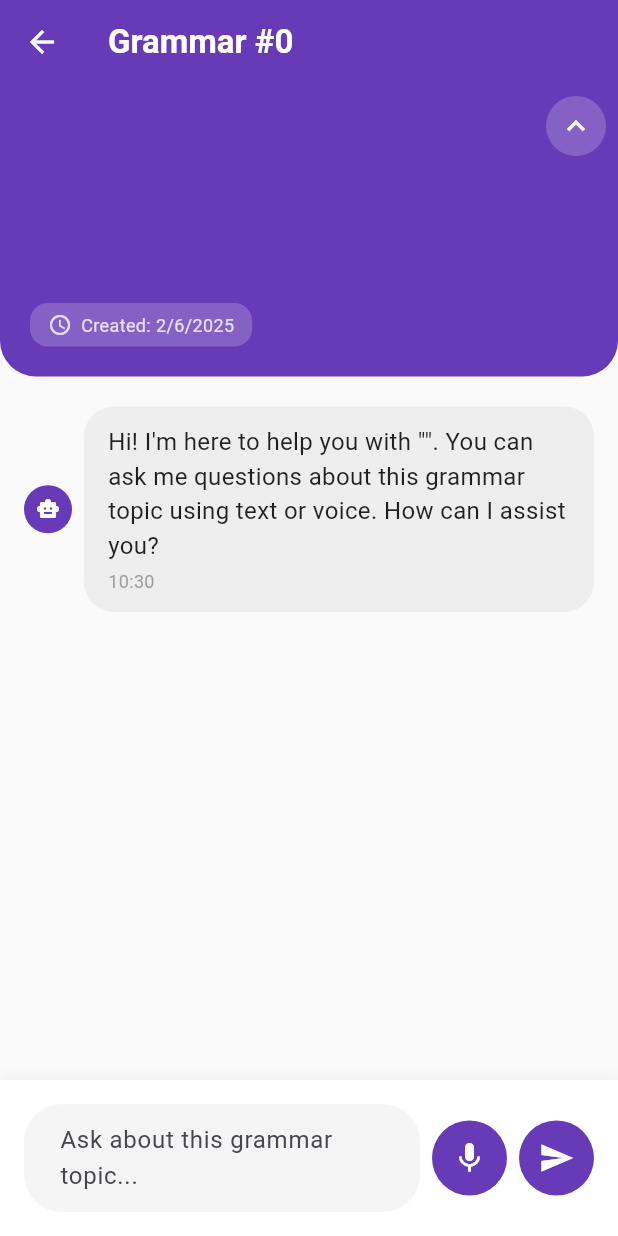
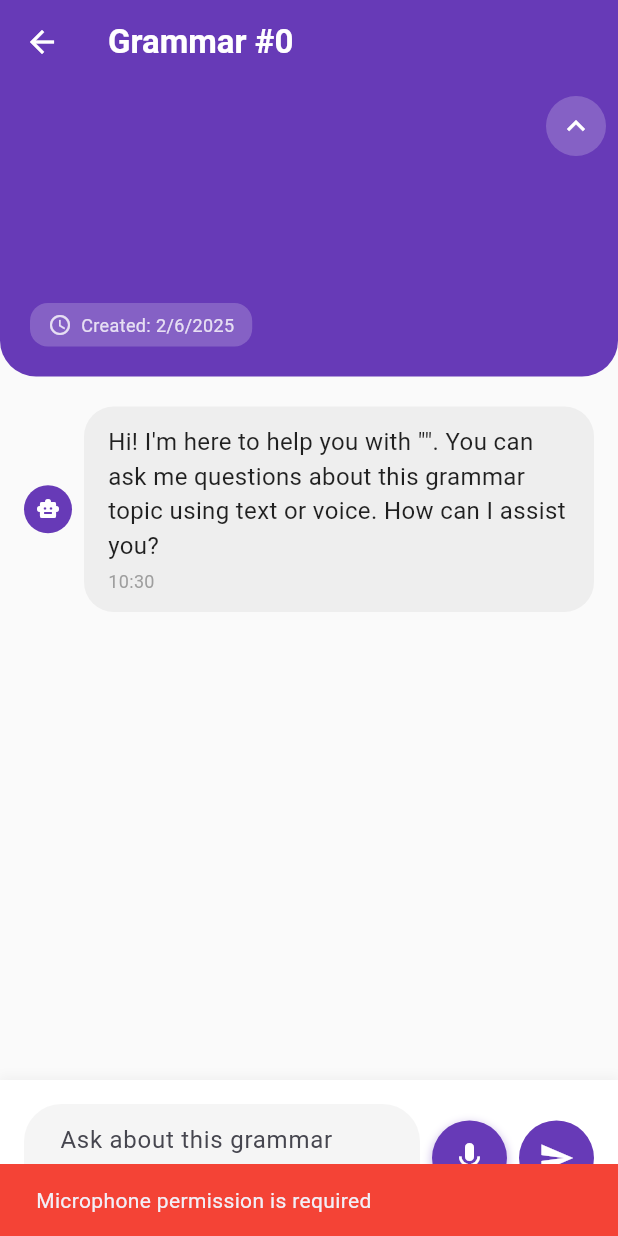
Before and after one commit to ghorbani-mohammad/Flutter-English-AI-Assistant, a Flutter app: the GrammarDetailPage screen opened directly with empty values, after a tap on the "mic" icon, on a phone screen of 412 x 824 dp. Run offline on Flutter 3.47's test engine with Material 3 defaults, Android fonts, the phone set to English and light mode, and no system bars; our stand-ins replace permission_handler; missing offline and left inert: audio_waveforms.

Commit message:
feat: update dependencies and integrate audio waveforms for recording in grammar detail page

```diff
--- a/lib/constants.dart
+++ b/lib/constants.dart
@@ -1,5 +1,5 @@
 class AppConstants {
-  static const String appVersion = "v1.2.0";
+  static const String appVersion = "v1.3.3";
   static const String appName = "English AI Assistant";
 
   // Full app name with version
--- a/lib/pages/grammar_detail_page.dart
+++ b/lib/pages/grammar_detail_page.dart
@@ -1,5 +1,5 @@
 import 'package:flutter/material.dart';
-import 'package:record/record.dart';
+import 'package:audio_waveforms/audio_waveforms.dart';
 import 'package:permission_handler/permission_handler.dart';
 import 'package:path_provider/path_provider.dart';
 import 'package:web_socket_channel/web_socket_channel.dart';
@@ -24,9 +24,11 @@ class GrammarDetailPage extends StatefulWidget {
 
 class _GrammarDetailPageState extends State<GrammarDetailPage> {
   final TextEditingController _textController = TextEditingController();
-  final AudioRecorder _audioRecorder = AudioRecorder();
   final ScrollController _scrollController = ScrollController();
   final ScrollController _grammarScrollController = ScrollController();
+
+  // Audio waveforms controller
+  final RecorderController _recorderController = RecorderController();
 
   bool _isRecording = false;
   bool _isLoading = false;
@@ -36,15 +38,12 @@ class _GrammarDetailPageState extends State<GrammarDetailPage> {
   bool _isGrammarScrollable = false;
   bool _isGrammarExpanded = true;
 
-  // Recording duration tracking
-  Timer? _recordingTimer;
-  int _recordingDuration = 0; // in seconds
-
   @override
   void initState() {
     super.initState();
     _addSystemMessage();
     _checkGrammarScrollable();
+    _initializeRecorder();
   }
 
   @override
@@ -52,9 +51,8 @@ class _GrammarDetailPageState extends State<GrammarDetailPage> {
     _textController.dispose();
     _scrollController.dispose();
     _grammarScrollController.dispose();
-    _audioRecorder.dispose();
+    _recorderController.dispose();
     _webSocketChannel?.sink.close();
-    _recordingTimer?.cancel();
     super.dispose();
   }
 
@@ -75,39 +73,29 @@ class _GrammarDetailPageState extends State<GrammarDetailPage> {
     });
   }
 
-  Future<void> _requestPermissions() async {
-    await Permission.microphone.request();
+  Future<void> _initializeRecorder() async {
+    await _recorderController.checkPermission();
   }
 
   Future<void> _startRecording() async {
     try {
-      await _requestPermissions();
+      if (_recorderController.hasPermission) {
+        final directory = await getTemporaryDirectory();
+        final path = '${directory.path}/audio_${DateTime.now().millisecondsSinceEpoch}.m4a';
 
-      if (await _audioRecorder.hasPermission()) {
-        final directory = await getTemporaryDirectory();
-        final path = '${directory.path}/audio_${DateTime.now().millisecondsSinceEpoch}.wav';
-
-        await _audioRecorder.start(
-          const RecordConfig(
-            encoder: AudioEncoder.wav,
-            sampleRate: 16000,
-            bitRate: 128000,
-          ),
-          path: path,
-        );
+        await _recorderController.record(path: path);
 
         setState(() {
           _isRecording = true;
           _recordingPath = path;
-          _recordingDuration = 0;
         });
-
-        // Start the timer to track recording duration
-        _recordingTimer = Timer.periodic(const Duration(seconds: 1), (timer) {
-          setState(() {
-            _recordingDuration++;
-          });
-        });
+      } else {
+        await _recorderController.checkPermission();
+        if (_recorderController.hasPermission) {
+          await _startRecording();
+        } else {
+          _showErrorSnackBar('Microphone permission is required');
+        }
       }
     } catch (e) {
       _showErrorSnackBar('Failed to start recording: $e');
@@ -116,16 +104,14 @@ class _GrammarDetailPageState extends State<GrammarDetailPage> {
 
   Future<void> _stopRecording() async {
     try {
-      await _audioRecorder.stop();
-      _recordingTimer?.cancel();
+      final path = await _recorderController.stop();
 
       setState(() {
         _isRecording = false;
-        _recordingDuration = 0;
       });
 
-      if (_recordingPath != null) {
-        await _sendVoiceMessage(_recordingPath!);
+      if (path != null) {
+        await _sendVoiceMessage(path);
       }
     } catch (e) {
       _showErrorSnackBar('Failed to stop recording: $e');
@@ -384,12 +370,6 @@ class _GrammarDetailPageState extends State<GrammarDetailPage> {
     });
   }
 
-  String _formatRecordingDuration(int seconds) {
-    final minutes = seconds ~/ 60;
-    final remainingSeconds = seconds % 60;
-    return '${minutes.toString().padLeft(2, '0')}:${remainingSeconds.toString().padLeft(2, '0')}';
-  }
-
   @override
   Widget build(BuildContext context) {
     return Scaffold(
@@ -598,7 +578,103 @@ class _GrammarDetailPageState extends State<GrammarDetailPage> {
                         ),
                       ],
                     ),
-                    child: Row(
+                    child: Column(
+                      children: [
+                        // Waveform display when recording
+                        if (_isRecording) ...[
+                          Container(
+                            width: double.infinity,
+                            height: 80,
+                            margin: const EdgeInsets.only(bottom: 16),
+                            padding: const EdgeInsets.all(16),
+                            decoration: BoxDecoration(
+                              color: Colors.deepPurple.withOpacity(0.1),
+                              borderRadius: BorderRadius.circular(16),
+                              border: Border.all(
+                                color: Colors.deepPurple.withOpacity(0.3),
+                                width: 2,
+                              ),
+                            ),
+                            child: Column(
+                              children: [
+                                Row(
+                                  children: [
+                                    Container(
+                                      width: 12,
+                                      height: 12,
+                                      decoration: BoxDecoration(
+                                        color: Colors.deepPurple,
+                                        shape: BoxShape.circle,
+                                        boxShadow: [
+                                          BoxShadow(
+                                            color: Colors.deepPurple.withOpacity(0.3),
+                                            spreadRadius: 2,
+                                            blurRadius: 4,
+                                          ),
+                                        ],
+                                      ),
+                                    ),
+                                    const SizedBox(width: 8),
+                                    const Text(
+                                      'Recording...',
+                                      style: TextStyle(
+                                        color: Colors.deepPurple,
+                                        fontWeight: FontWeight.bold,
+                                        fontSize: 14,
+                                      ),
+                                    ),
+                                  ],
+                                ),
+                                const SizedBox(height: 8),
+                                Expanded(
+                                  child: Stack(
+                                    alignment: Alignment.center,
+                                    children: [
+                                      // Bottom waveform (flipped)
+                                      Transform(
+                                        alignment: Alignment.center,
+                                        transform: Matrix4.rotationX(3.14159), // Flip vertically
+                                        child: AudioWaveforms(
+                                          recorderController: _recorderController,
+                                          size: Size(double.infinity, 20),
+                                          waveStyle: WaveStyle(
+                                            waveColor: Colors.deepPurple.withOpacity(0.8),
+                                            extendWaveform: true,
+                                            showMiddleLine: false,
+                                            waveThickness: 2.0,
+                                            spacing: 3,
+                                            scaleFactor: 25.0,
+                                          ),
+                                        ),
+                                      ),
+                                      // Top waveform (normal)
+                                      AudioWaveforms(
+                                        recorderController: _recorderController,
+                                        size: Size(double.infinity, 20),
+                                        waveStyle: WaveStyle(
+                                          waveColor: Colors.deepPurple,
+                                          extendWaveform: true,
+                                          showMiddleLine: false,
+                                          waveThickness: 2.0,
+                                          spacing: 3,
+                                          scaleFactor: 25.0,
+                                        ),
+                                      ),
+                                      // Center line
+                                      Container(
+                                        height: 1,
+                                        width: double.infinity,
+                                        color: Colors.deepPurple.withOpacity(0.3),
+                                      ),
+                                    ],
+                                  ),
+                                ),
+                              ],
+                            ),
+                          ),
+                        ],
+
+                        Row(
                           children: [
                             Expanded(
                               child: TextField(
@@ -623,49 +699,42 @@ class _GrammarDetailPageState extends State<GrammarDetailPage> {
                               ),
                             ),
                             const SizedBox(width: 8),
-                        // Recording button with duration display
+                            // Recording button with waveform feedback
                             GestureDetector(
                               onTap: _isRecording ? _stopRecording : _startRecording,
                               child: AnimatedContainer(
                                 duration: const Duration(milliseconds: 300),
-                            width: _isRecording ? 80 : 50,
-                            height: _isRecording ? 80 : 50,
+                                width: _isRecording ? 60 : 50,
+                                height: _isRecording ? 60 : 50,
                                 decoration: BoxDecoration(
-                              color: _isRecording ? Colors.red : Colors.deepPurple,
+                                  color: _isRecording ? const Color(0xFFE91E63) : Colors.deepPurple,
                                   shape: BoxShape.circle,
                                   boxShadow: _isRecording ? [
                                     BoxShadow(
-                                  color: Colors.red.withOpacity(0.3),
-                                  spreadRadius: 2,
-                                  blurRadius: 8,
+                                      color: const Color(0xFFE91E63).withOpacity(0.4),
+                                      spreadRadius: 3,
+                                      blurRadius: 10,
                                       offset: const Offset(0, 2),
                                     ),
-                              ] : [],
+                                    BoxShadow(
+                                      color: Colors.deepPurple.withOpacity(0.2),
+                                      spreadRadius: 1,
+                                      blurRadius: 6,
+                                      offset: const Offset(0, 1),
                                     ),
-                            child: _isRecording
-                              ? Column(
-                                  mainAxisAlignment: MainAxisAlignment.center,
-                                  children: [
-                                    const Icon(
-                                      Icons.stop,
-                                      color: Colors.white,
-                                      size: 24,
-                                    ),
-                                    const SizedBox(height: 2),
-                                    Text(
-                                      _formatRecordingDuration(_recordingDuration),
-                                      style: const TextStyle(
-                                        color: Colors.white,
-                                        fontSize: 10,
-                                        fontWeight: FontWeight.bold,
-                                      ),
+                                  ] : [
+                                    BoxShadow(
+                                      color: Colors.deepPurple.withOpacity(0.3),
+                                      spreadRadius: 1,
+                                      blurRadius: 4,
+                                      offset: const Offset(0, 2),
                                     ),
                                   ],
-                                )
-                              : const Icon(
-                                  Icons.mic,
+                                ),
+                                child: Icon(
+                                  _isRecording ? Icons.stop : Icons.mic,
                                   color: Colors.white,
-                                  size: 24,
+                                  size: _isRecording ? 30 : 24,
                                 ),
                               ),
                             ),
@@ -685,6 +754,8 @@ class _GrammarDetailPageState extends State<GrammarDetailPage> {
                                   size: 24,
                                 ),
                               ),
+                            ),
+                          ],
                         ),
                       ],
                     ),
--- a/pubspec.yaml
+++ b/pubspec.yaml
@@ -39,6 +39,8 @@ dependencies:
   permission_handler: ^11.3.1
   path_provider: ^2.1.2
   web_socket_channel: ^2.4.0
+  audioplayers: ^6.0.0
+  audio_waveforms: ^1.3.0
 
 dev_dependencies:
   flutter_test:
```
Also changed, not shown: pubspec.lock, 1 other file. Lines whose indentation alone changed are shown as unchanged.
